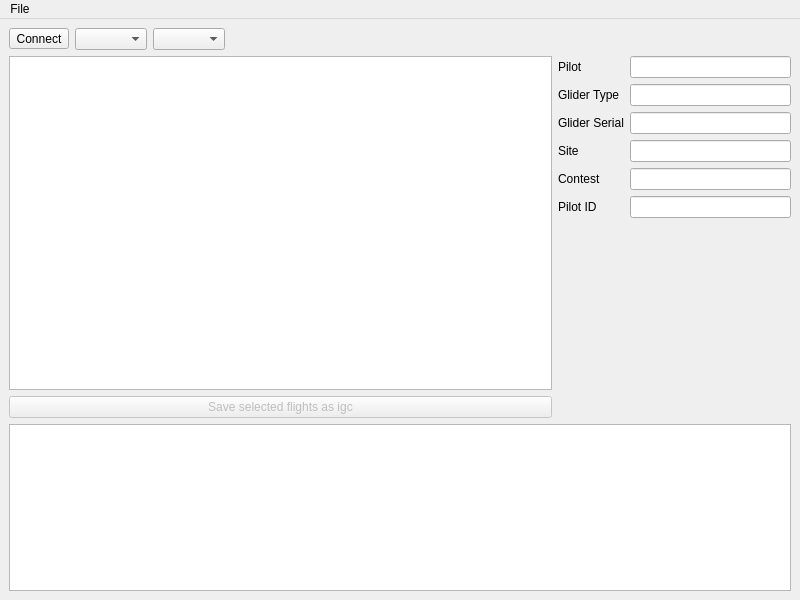
Qt form app/MainWindow.ui (choosyg/FlymasterDump) before a commit.
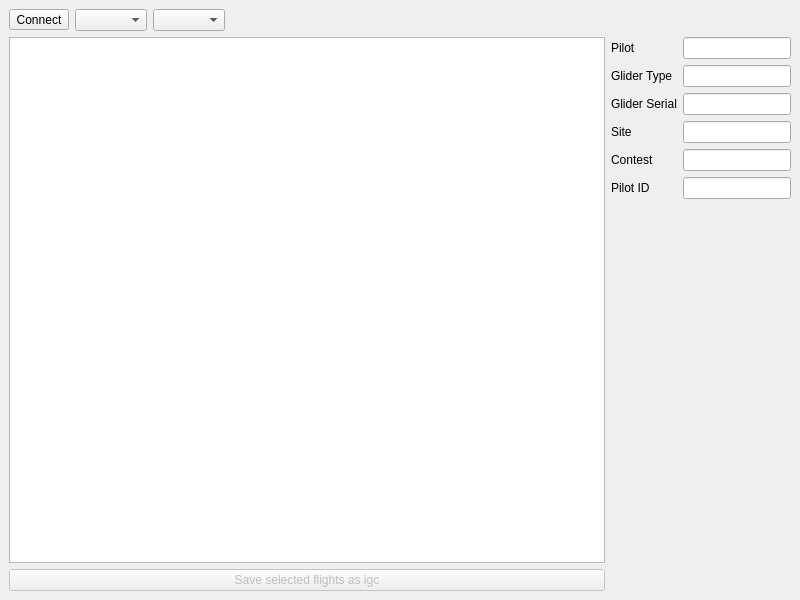
The same form after that commit.

```diff
--- a/app/MainWindow.ui
+++ b/app/MainWindow.ui
@@ -14,7 +14,7 @@
    <string>VarioDump</string>
   </property>
   <widget class="QWidget" name="centralwidget">
-   <layout class="QGridLayout" name="gridLayout" columnstretch="70,30">
+   <layout class="QGridLayout" name="gridLayout" columnstretch="70,0">
     <item row="1" column="0">
      <widget class="QListWidget" name="listWidget">
       <property name="sizePolicy">
@@ -35,6 +35,12 @@
       <property name="selectionBehavior">
        <enum>QAbstractItemView::SelectRows</enum>
       </property>
+      <property name="iconSize">
+       <size>
+        <width>16</width>
+        <height>16</height>
+       </size>
+      </property>
       <property name="verticalScrollMode">
        <enum>QAbstractItemView::ScrollPerPixel</enum>
       </property>
@@ -129,16 +135,6 @@
       </property>
      </widget>
     </item>
-    <item row="3" column="0" colspan="2">
-     <widget class="QTextBrowser" name="logBox">
-      <property name="sizePolicy">
-       <sizepolicy hsizetype="Expanding" vsizetype="Expanding">
-        <horstretch>0</horstretch>
-        <verstretch>50</verstretch>
-       </sizepolicy>
-      </property>
-     </widget>
-    </item>
     <item row="0" column="0" colspan="2">
      <layout class="QHBoxLayout" name="horizontalLayout">
       <item>
@@ -171,28 +167,6 @@
     </item>
    </layout>
   </widget>
-  <widget class="QMenuBar" name="menubar">
-   <property name="geometry">
-    <rect>
-     <x>0</x>
-     <y>0</y>
-     <width>800</width>
-     <height>21</height>
-    </rect>
-   </property>
-   <widget class="QMenu" name="menuFile">
-    <property name="title">
-     <string>File</string>
-    </property>
-    <addaction name="actionExit"/>
-   </widget>
-   <addaction name="menuFile"/>
-  </widget>
-  <action name="actionExit">
-   <property name="text">
-    <string>Exit</string>
-   </property>
-  </action>
  </widget>
  <resources/>
  <connections/>
```
Left out of the diff: 6 changed lines with no effect on the pictures.
